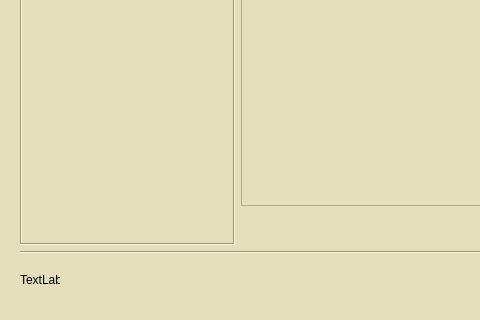
Old version of the form ui/main.ui in the repository YassineBaghdadi/TransportingPlanning; both pictures show x 0 to 480 and y 305 to 625 of the 1137 by 625 pixel window.
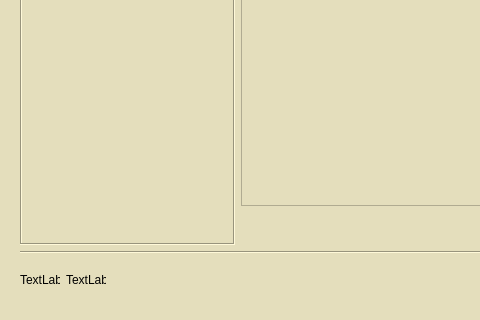
New version of the form.

```diff
--- a/ui/main.ui
+++ b/ui/main.ui
@@ -1060,6 +1060,31 @@
        </property>
       </widget>
      </item>
+     <item>
+      <widget class="QLabel" name="backup_btn">
+       <property name="minimumSize">
+        <size>
+         <width>40</width>
+         <height>40</height>
+        </size>
+       </property>
+       <property name="maximumSize">
+        <size>
+         <width>40</width>
+         <height>40</height>
+        </size>
+       </property>
+       <property name="cursor">
+        <cursorShape>PointingHandCursor</cursorShape>
+       </property>
+       <property name="toolTip">
+        <string>&lt;html&gt;&lt;head/&gt;&lt;body&gt;&lt;p&gt;Buck up (online)&lt;/p&gt;&lt;/body&gt;&lt;/html&gt;</string>
+       </property>
+       <property name="text">
+        <string>TextLabel</string>
+       </property>
+      </widget>
+     </item>
      <item>
       <spacer name="horizontalSpacer">
        <property name="orientation">
```
